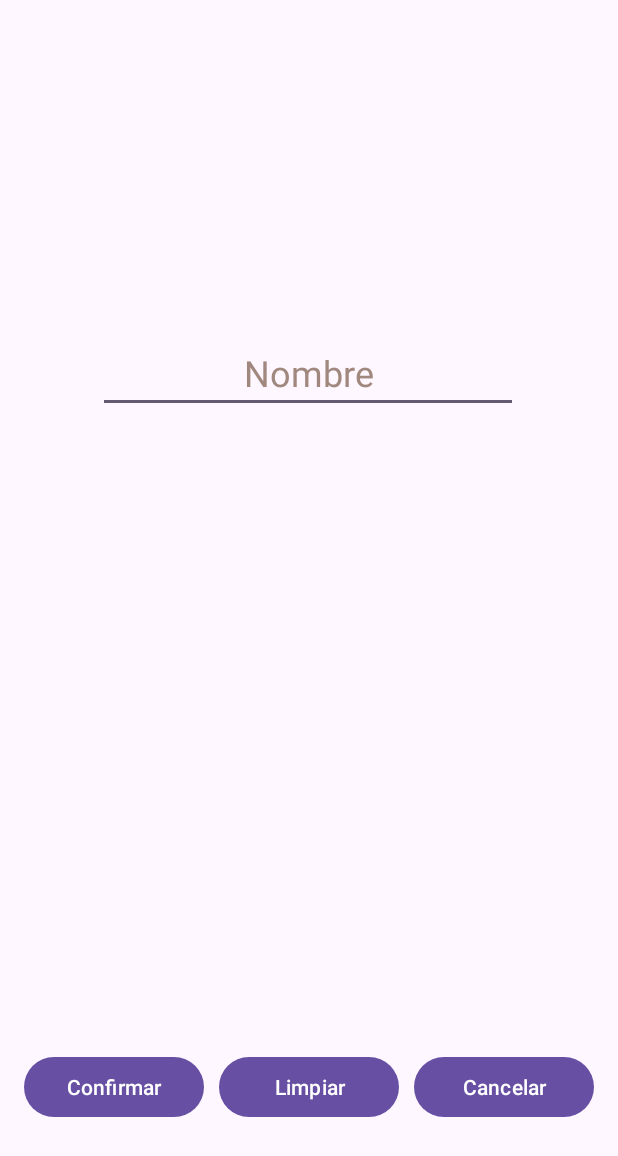
After one commit to WINDOWEXPRESS/ASPracticas, an Android app: the PedirNombre screen opened directly, with no data from a screen before it, on a phone screen of 412 x 824 dp. The commit adds this screen. Shown: the top 1156 px of the screen. Run offline under Robolectric (Android 15) with nearby library versions, the phone set to English and light mode, and no system bars.

Commit message:
terminar primer parte de heladeria y pedir nombre || insti

```diff
--- /dev/null
+++ b/app/src/main/java/com/example/aspracticas/ut03/u3e4/PedirNombre.java
@@ -0,0 +1,16 @@
+package com.example.aspracticas.ut03.u3e4;
+
+import androidx.appcompat.app.AppCompatActivity;
+
+import android.os.Bundle;
+
+import com.example.aspracticas.R;
+
+public class PedirNombre extends AppCompatActivity {
+
+    @Override
+    protected void onCreate(Bundle savedInstanceState) {
+        super.onCreate(savedInstanceState);
+        setContentView(R.layout.u3e4_pedir_nombre);
+    }
+}
--- /dev/null
+++ b/app/src/main/res/layout/u3e4_pedir_nombre.xml
@@ -0,0 +1,62 @@
+<?xml version="1.0" encoding="utf-8"?>
+<androidx.constraintlayout.widget.ConstraintLayout xmlns:android="http://schemas.android.com/apk/res/android"
+    xmlns:app="http://schemas.android.com/apk/res-auto"
+    xmlns:tools="http://schemas.android.com/tools"
+    android:layout_width="match_parent"
+    android:layout_height="match_parent"
+    tools:context=".ut03.u3e4.PedirNombre">
+
+    <EditText
+        android:id="@+id/u3a4_dText_nombre"
+        android:layout_width="wrap_content"
+        android:layout_height="wrap_content"
+        android:layout_marginTop="222dp"
+        android:autofillHints=""
+        android:ems="10"
+        android:hint="Nombre"
+        android:inputType="text"
+        android:textAlignment="center"
+        android:textColorHint="#A1887F"
+        android:textSize="24sp"
+        app:layout_constraintBottom_toTopOf="@+id/u3a4_bt_limpiar"
+        app:layout_constraintEnd_toEndOf="parent"
+        app:layout_constraintHorizontal_bias="0.497"
+        app:layout_constraintStart_toStartOf="parent"
+        app:layout_constraintTop_toTopOf="parent"
+        app:layout_constraintVertical_bias="0.0" />
+
+    <Button
+        android:id="@+id/u3a4_bt_cancelar"
+        android:layout_width="120dp"
+        android:layout_height="wrap_content"
+        android:layout_marginEnd="16dp"
+        android:layout_marginBottom="75dp"
+        android:text="@string/btCancelar"
+        android:textSize="14sp"
+        app:layout_constraintBottom_toBottomOf="parent"
+        app:layout_constraintEnd_toEndOf="parent" />
+
+    <Button
+        android:id="@+id/u3a4_bt_Confirmar"
+        android:layout_width="120dp"
+        android:layout_height="wrap_content"
+        android:layout_marginStart="16dp"
+        android:layout_marginBottom="75dp"
+        android:text="@string/btConfirmar"
+        android:textSize="14sp"
+        app:layout_constraintBottom_toBottomOf="parent"
+        app:layout_constraintStart_toStartOf="parent" />
+
+    <Button
+        android:id="@+id/u3a4_bt_limpiar"
+        android:layout_width="120dp"
+        android:layout_height="wrap_content"
+        android:text="Limpiar"
+        android:textSize="14sp"
+        app:layout_constraintBottom_toBottomOf="@+id/u3a4_bt_Confirmar"
+        app:layout_constraintEnd_toStartOf="@+id/u3a4_bt_cancelar"
+        app:layout_constraintStart_toEndOf="@+id/u3a4_bt_Confirmar"
+        app:layout_constraintTop_toTopOf="@+id/u3a4_bt_cancelar"
+        app:layout_constraintVertical_bias="0.0" />
+
+</androidx.constraintlayout.widget.ConstraintLayout>
```
Also changed, not shown: app/src/main/AndroidManifest.xml (+7 -3 lines), app/src/main/java/com/example/aspracticas/ut03/u3e4/MostrarNombre.java (added, +16 -0 lines), app/src/main/res/layout/u3a3_heladotron.xml (+171 -127 lines), app/src/main/res/layout/u3e4_mostrar_nombre.xml (added, +33 -0 lines), app/src/main/res/values/recipienteHelado.xml (added, +10 -0 lines).
